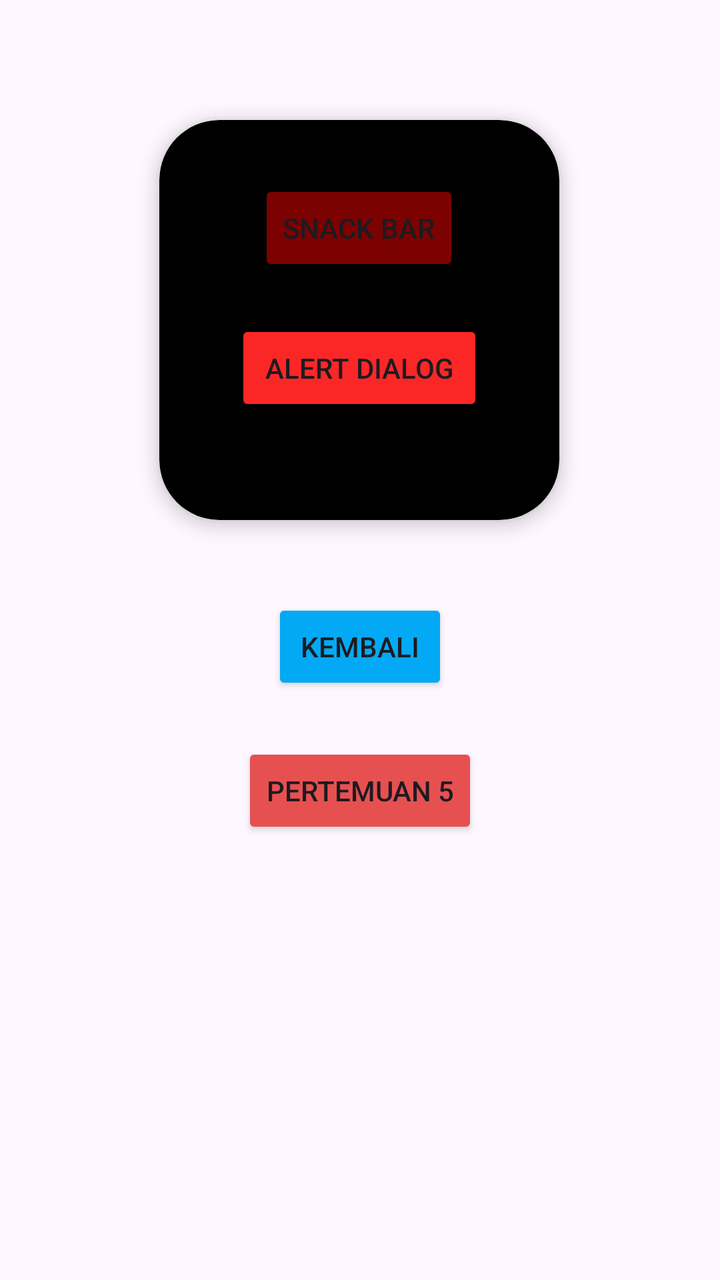
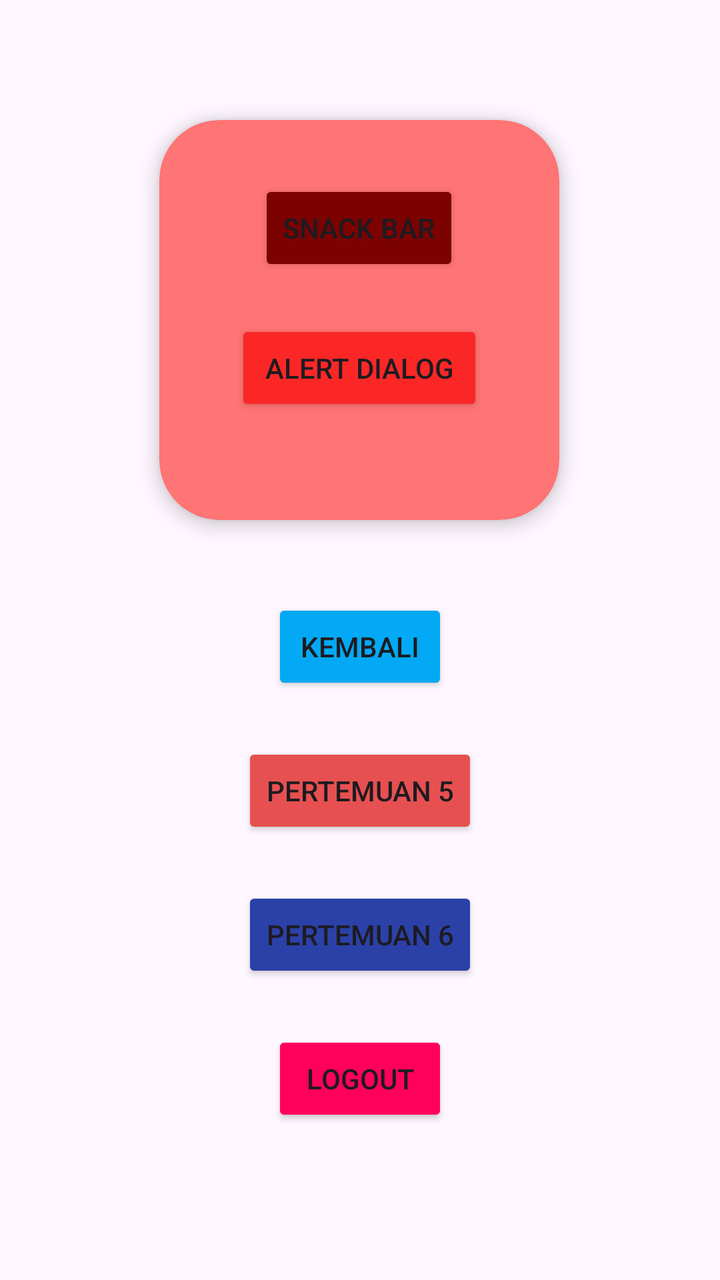

Before-and-after screenshots of an Android layout around one commit, followed by the original layout XML and the change that was made.
<!-- AndroidManifest.xml: application theme Theme.Alini_3TIC -->
<!-- res/layout/activity_main.xml -->
<?xml version="1.0" encoding="utf-8"?>
<androidx.constraintlayout.widget.ConstraintLayout xmlns:android="http://schemas.android.com/apk/res/android"
    xmlns:app="http://schemas.android.com/apk/res-auto"
    xmlns:tools="http://schemas.android.com/tools"
    android:id="@+id/main"
    android:layout_width="match_parent"
    android:layout_height="match_parent"
    tools:context=".MainActivity">

    <TextView
        android:id="@+id/textView"
        android:layout_width="wrap_content"
        android:layout_height="wrap_content"
        android:text="Hello World!"
        app:layout_constraintBottom_toBottomOf="parent"
        app:layout_constraintEnd_toEndOf="parent"
        app:layout_constraintStart_toStartOf="parent"
        app:layout_constraintTop_toTopOf="parent"
        app:layout_constraintVertical_bias="0.316" />

    <androidx.cardview.widget.CardView
        android:layout_width="200dp"
        android:layout_height="200dp"
        android:layout_marginTop="60dp"
        app:cardElevation="5dp"
        android:backgroundTint="@color/black"
        app:cardCornerRadius="30dp"
        app:layout_constraintEnd_toEndOf="parent"
        app:layout_constraintHorizontal_bias="0.498"
        app:layout_constraintStart_toStartOf="parent"
        app:layout_constraintTop_toTopOf="parent"
        tools:ignore="MissingConstraints">
        <androidx.constraintlayout.widget.ConstraintLayout
            android:layout_width="match_parent"
            android:layout_height="match_parent"
            android:layout_margin="30dp">

            <Button
                android:id="@+id/btnSnackbar"
                android:layout_width="wrap_content"
                android:layout_height="wrap_content"
                android:backgroundTint="#7C0202"
                android:text="Snack Bar"
                app:layout_constraintEnd_toEndOf="parent"
                app:layout_constraintHorizontal_bias="0.498"
                app:layout_constraintStart_toStartOf="parent"
                app:layout_constraintTop_toTopOf="parent" />

            <Button
                android:id="@+id/btnAlert"
                android:layout_width="124dp"
                android:layout_height="wrap_content"
                android:backgroundTint="#FB2727"
                android:text="Alert Dialog"
                app:layout_constraintBottom_toBottomOf="parent"
                app:layout_constraintEnd_toEndOf="parent"
                app:layout_constraintStart_toStartOf="parent"
                app:layout_constraintTop_toBottomOf="@+id/btnSnackbar" />
        </androidx.constraintlayout.widget.ConstraintLayout>


    </androidx.cardview.widget.CardView>

    <Button
        android:id="@+id/btnKembali"
        android:layout_width="wrap_content"
        android:layout_height="wrap_content"
        android:layout_marginTop="84dp"
        android:text="Kembali"
        android:backgroundTint="#03A9F4"
        app:layout_constraintEnd_toEndOf="parent"
        app:layout_constraintStart_toStartOf="parent"
        app:layout_constraintTop_toBottomOf="@+id/textView" />

    <Button
        android:id="@+id/btnToLima"
        android:layout_width="wrap_content"
        android:layout_height="wrap_content"
        android:layout_marginTop="24dp"
        android:backgroundTint="#E75050"
        android:text="Pertemuan 5"
        app:layout_constraintEnd_toEndOf="parent"
        app:layout_constraintStart_toStartOf="parent"
        app:layout_constraintTop_toBottomOf="@+id/btnKembali" />


</androidx.constraintlayout.widget.ConstraintLayout>
<!-- resources referenced by this layout -->
<resources>
  <color name="black">#FF000000</color>
  <style name="Theme.Alini_3TIC" parent="Base.Theme.Alini_3TIC" />
  <style name="Base.Theme.Alini_3TIC" parent="Theme.Material3.DayNight.NoActionBar">
          
          
      </style>
</resources>

<!-- the commit's change to res/layout/activity_main.xml (unified diff, before → after) -->
@@ -23,7 +23,7 @@
         android:layout_height="200dp"
         android:layout_marginTop="60dp"
         app:cardElevation="5dp"
-        android:backgroundTint="@color/black"
+        android:backgroundTint="#FF7474"
         app:cardCornerRadius="30dp"
         app:layout_constraintEnd_toEndOf="parent"
         app:layout_constraintHorizontal_bias="0.498"
@@ -83,5 +83,29 @@
         app:layout_constraintStart_toStartOf="parent"
         app:layout_constraintTop_toBottomOf="@+id/btnKembali" />
 
+    <Button
+        android:id="@+id/btnLogout"
+        android:layout_width="wrap_content"
+        android:layout_height="wrap_content"
+        android:layout_marginTop="96dp"
+        android:backgroundTint="#FF015B"
+        android:text="Logout"
+        app:layout_constraintEnd_toEndOf="parent"
+        app:layout_constraintStart_toStartOf="parent"
+        app:layout_constraintTop_toBottomOf="@+id/btnToLima" />
+
+    <Button
+        android:id="@+id/btnToEnam"
+        android:layout_width="wrap_content"
+        android:layout_height="wrap_content"
+        android:layout_marginTop="24dp"
+        android:text="Pertemuan 6"
+        android:backgroundTint="#2B41A8"
+        app:layout_constraintBottom_toTopOf="@+id/btnLogout"
+        app:layout_constraintEnd_toEndOf="parent"
+        app:layout_constraintStart_toStartOf="parent"
+        app:layout_constraintTop_toBottomOf="@+id/btnToLima"
+        app:layout_constraintVertical_bias="0.0" />
+
 
 </androidx.constraintlayout.widget.ConstraintLayout>
<!-- resource entries referenced after the edit -->
@@ -1,6 +1,5 @@
 <!-- resources referenced by this layout -->
 <resources>
-  <color name="black">#FF000000</color>
   <style name="Theme.Alini_3TIC" parent="Base.Theme.Alini_3TIC" />
   <style name="Base.Theme.Alini_3TIC" parent="Theme.Material3.DayNight.NoActionBar">
           
